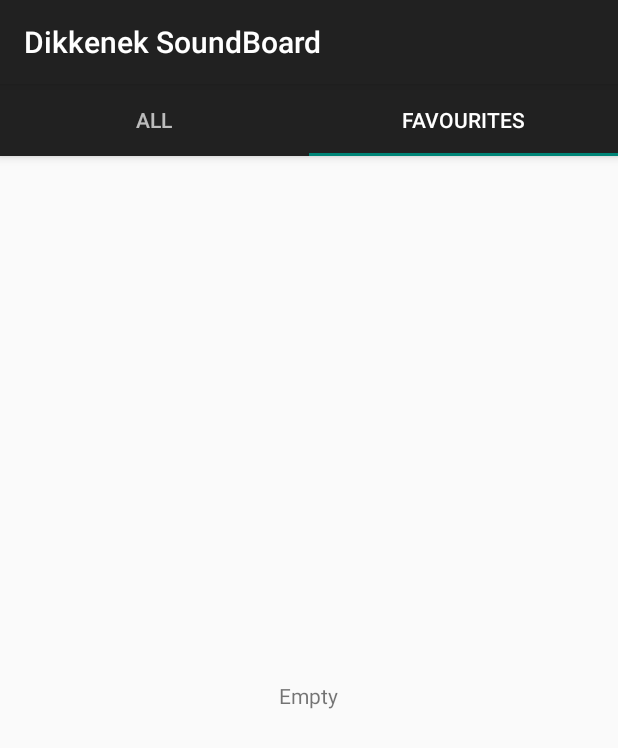
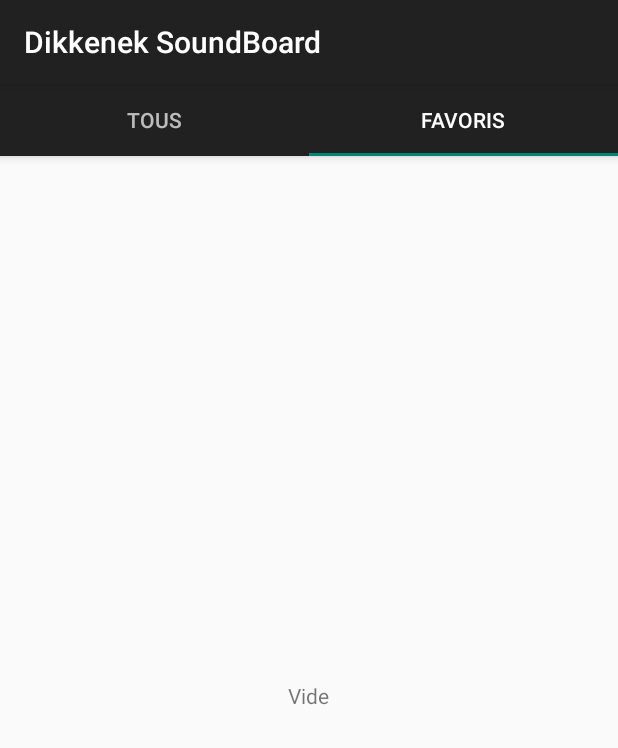
Before and after one commit to Nain57/DikkenekSoundBoard, an Android app: the screen it shows after launch (MainActivity), tab 2 chosen, on a phone screen of 412 x 824 dp. Shown: the top 748 px of the screen. Run offline under Robolectric (Android 15) with nearby library versions, the phone set to English and light mode, and no system bars; our stand-ins replace Room's generated code; 2 statements that could not run were skipped.

Commit message:
[DEV] Translate to French only
Because, c'est un film en Français, avec des sons en Français, ou
presque

```diff
--- a/app/src/main/res/values/strings.xml
+++ b/app/src/main/res/values/strings.xml
@@ -16,8 +16,8 @@
 -->
 <resources>
     <string name="app_name">Dikkenek SoundBoard</string>
-    <string name="tab_all_sounds">All</string>
-    <string name="tab_favourites_sounds">Favourites</string>
-    <string name="empty">Empty</string>
-    <string name="search">Search</string>
+    <string name="tab_all_sounds">Tous</string>
+    <string name="tab_favourites_sounds">Favoris</string>
+    <string name="empty">Vide</string>
+    <string name="search">Rechercher</string>
 </resources>
```
